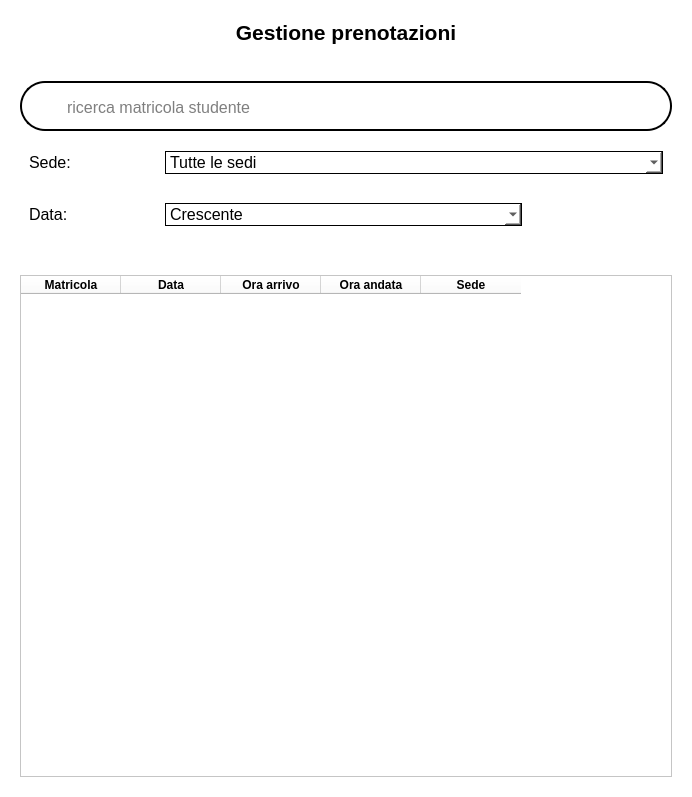
Above: View/Amministratore/UI files/gestione prenotazioni.ui from FrancescoFinizii/Biblioteca-universitaria before the change. Below: the same form after it.
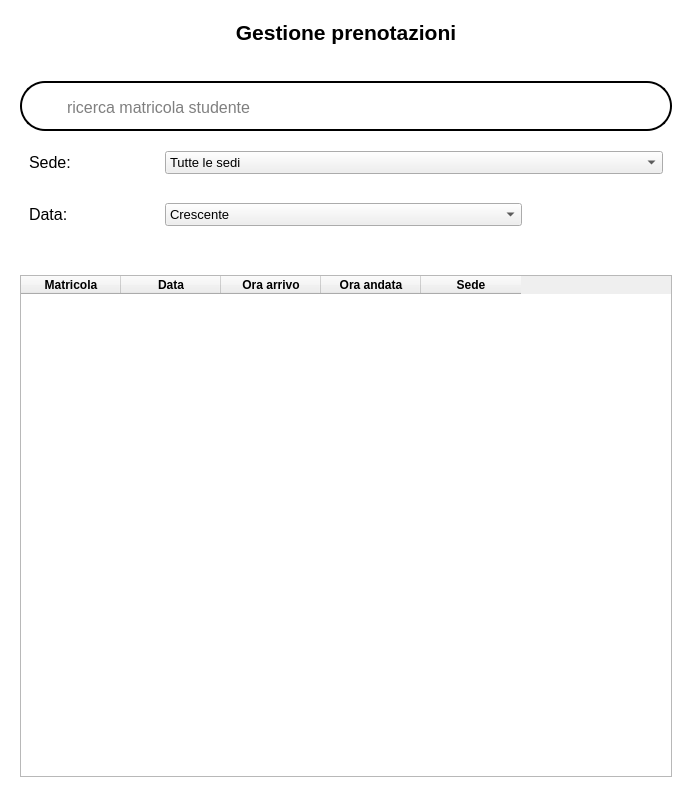
That is the form after the change. Icons and pictures are not drawn.

```diff
--- a/View/Amministratore/UI files/gestione prenotazioni.ui
+++ b/View/Amministratore/UI files/gestione prenotazioni.ui
@@ -14,7 +14,10 @@
    <string>Form</string>
   </property>
   <property name="styleSheet">
-   <string notr="true">background-color: rgb(255, 255, 255);</string>
+   <string notr="true">QWidget#Form {
+background:rgb(255,255,255);
+color:black;
+}</string>
   </property>
   <layout class="QVBoxLayout" name="verticalLayout">
    <item>
@@ -171,11 +174,11 @@
           <widget class="QComboBox" name="sedeInput">
            <property name="font">
             <font>
-             <pointsize>12</pointsize>
+             <pointsize>10</pointsize>
             </font>
            </property>
            <property name="styleSheet">
-            <string notr="true">border: 1px solid;</string>
+            <string notr="true"/>
            </property>
            <item>
             <property name="text">
@@ -236,11 +239,11 @@
           <widget class="QComboBox" name="ordineData">
            <property name="font">
             <font>
-             <pointsize>12</pointsize>
+             <pointsize>10</pointsize>
             </font>
            </property>
            <property name="styleSheet">
-            <string notr="true">border: 1px solid;</string>
+            <string notr="true"/>
            </property>
            <item>
             <property name="text">
```
Left out of the diff: 6 changed lines with no effect on the pictures.
